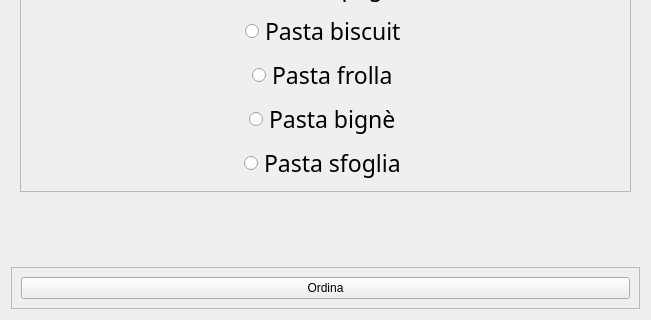
Qt form projectIS/torta/view/Personalizza_torta.ui (chritianchiappa/progetto_panificio) before a commit; both pictures show x 0 to 651 and y 219 to 539 of the 651 by 539 pixel window.
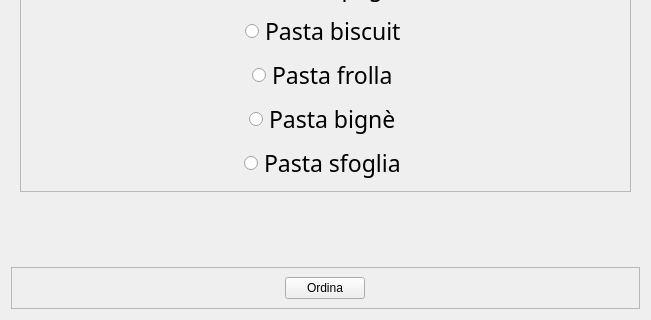
The same form after that commit. The open tabs and pages were chosen to show the change.

What changed in the file:
```diff
--- a/projectIS/torta/view/Personalizza_torta.ui
+++ b/projectIS/torta/view/Personalizza_torta.ui
@@ -405,7 +405,7 @@
       <enum>QFrame::Raised</enum>
      </property>
      <layout class="QVBoxLayout" name="verticalLayout_2">
-      <item>
+      <item alignment="Qt::AlignHCenter">
        <widget class="QPushButton" name="pushButton_4">
         <property name="text">
          <string>Ordina</string>
```
Left out of the diff: 2 changed lines with no effect on the pictures.
